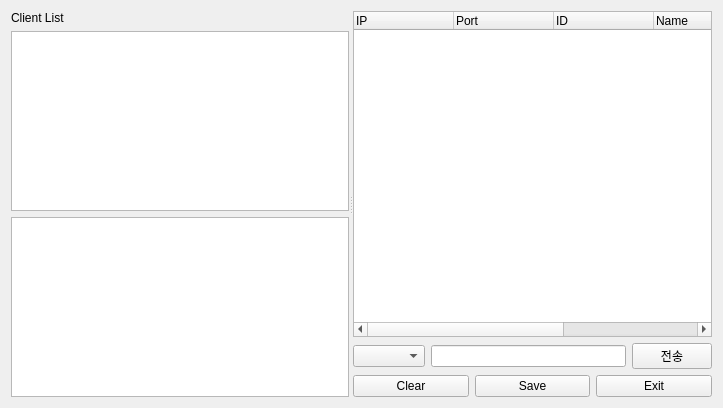
The window that serverside.ui (YJinPort/Qt_project) describes before a commit, drawn with Qt 5.
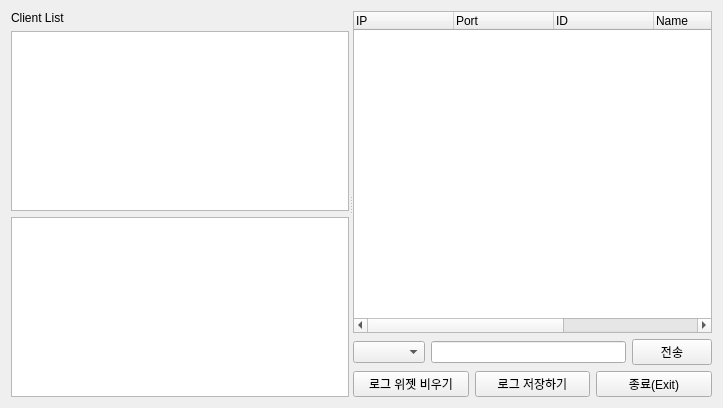
The same window after the commit.

```diff
--- a/serverside.ui
+++ b/serverside.ui
@@ -153,21 +153,21 @@
          <item>
           <widget class="QPushButton" name="clearPushButton">
            <property name="text">
-            <string>Clear</string>
+            <string>로그 위젯 비우기</string>
            </property>
           </widget>
          </item>
          <item>
           <widget class="QPushButton" name="savePushButton">
            <property name="text">
-            <string>Save</string>
+            <string>로그 저장하기</string>
            </property>
           </widget>
          </item>
          <item>
           <widget class="QPushButton" name="exitPushButton">
            <property name="text">
-            <string>Exit</string>
+            <string>종료(Exit)</string>
            </property>
           </widget>
          </item>
```
